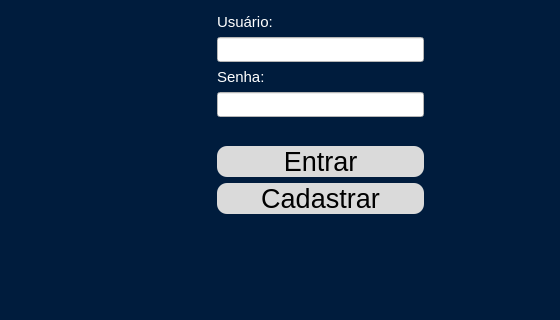
ismael027/Genrenciador_de_Fornecedores, file tela_login.ui: the form before one commit; both pictures show x 0 to 560 and y 225 to 545 of the 645 by 545 pixel window.
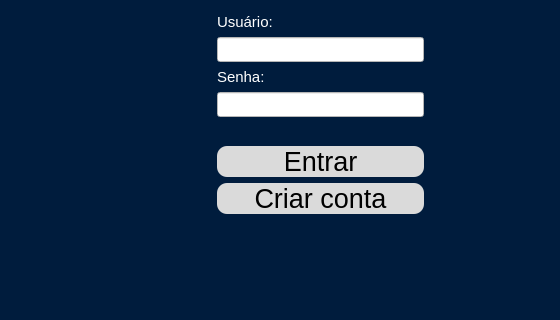
The form after the commit.

```diff
--- a/tela_login.ui
+++ b/tela_login.ui
@@ -252,7 +252,7 @@
 border-radius: 10px;</string>
        </property>
        <property name="text">
-        <string>Cadastrar</string>
+        <string>Criar conta</string>
        </property>
       </widget>
      </item>
```
Left out of the diff: 4 changed lines with no effect on the pictures.
